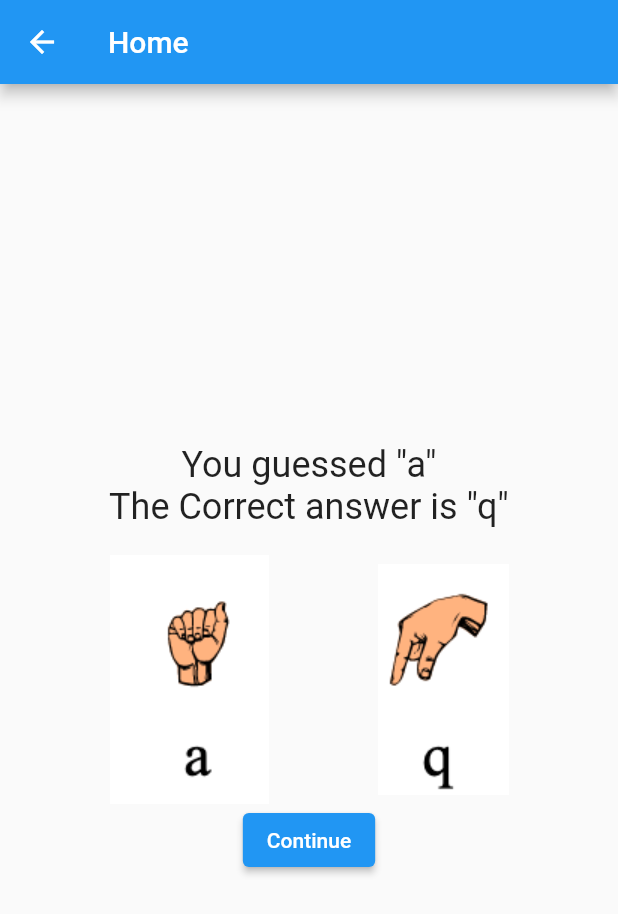
After one commit to GitHubStuff/asl, a Flutter app: the ASLQuizPage screen opened by its route, after a tap on an icon or button, on a phone screen of 412 x 824 dp. The commit adds this screen. Shown: the top 914 px of the screen. Run offline on Flutter 3.47's test engine with Material 2 defaults, Android fonts, the phone set to English and light mode, and no system bars; our stand-ins replace flutter_bloc, flutter_modular, hive_flutter, hooks_riverpod; accounts and stored records are empty.

Commit message:
Baseline App

```diff
--- /dev/null
+++ b/lib/asl_resources/asl_resources.dart
@@ -0,0 +1,83 @@
+import 'package:flutter/material.dart';
+
+import '../classes/my_sequence.dart';
+
+const List<String> aslLetters = [
+  'a',
+  'b',
+  'c',
+  'd',
+  'e',
+  'f',
+  'g',
+  'h',
+  'i',
+  'j',
+  'k',
+  'l',
+  'm',
+  'n',
+  'o',
+  'p',
+  'q',
+  'r',
+  's',
+  't',
+  'u',
+  'v',
+  'w',
+  'x',
+  'y',
+  'z',
+  '0',
+  '1',
+  '2',
+  '3',
+  '4',
+  '5',
+  '6',
+  '7',
+  '8',
+  '9'
+];
+
+class ASLImage {
+  final String name;
+  ASLImage({required this.name});
+  Image get gesture => Image(image: AssetImage('assets/images/asl_$name.png'));
+  Image get answer => Image(image: AssetImage('assets/images/study_$name.png'));
+  bool matched(String string) => name.toLowerCase() == string.toLowerCase();
+}
+
+class Score {
+  final int totalImages;
+  late int correctImages;
+  String get score => (correctImages.toDouble() / totalImages.toDouble()).toStringAsFixed(2);
+
+  Score({required this.totalImages}) {
+    correctImages = totalImages;
+  }
+
+  void wrongAnswer() => --correctImages;
+}
+
+class ASLModel {
+  MySequence<ASLImage>? _sequence;
+  Score? score;
+  int tally = 0;
+
+  void startQuiz() {
+    List<ASLImage> aslImages = [];
+    aslLetters.asMap().forEach((_, letter) {
+      aslImages.add(ASLImage(name: letter));
+    });
+    _sequence = MySequence(aslImages);
+    tally = aslImages.length;
+    score = Score(totalImages: tally);
+  }
+
+  ASLImage? randomGesture() {
+    tally--;
+    return _sequence?.randomItem();
+  }
+}
--- /dev/null
+++ b/lib/classes/keyboard_key.dart
@@ -0,0 +1,20 @@
+import 'package:flutter/material.dart';
+
+class KeyboardKey<T> {
+  final Size size;
+  final T content;
+
+  const KeyboardKey({
+    required this.content,
+    this.size = const Size(46, 46),
+  });
+
+  Widget widget({VoidCallback? callback}) => InkWell(
+        onTap: callback,
+        child: SizedBox(
+          width: size.width,
+          height: size.height,
+          child: Center(child: (content is String) ? Text(content as String) : content as Widget),
+        ),
+      );
+}
--- /dev/null
+++ b/lib/classes/my_sequence.dart
@@ -0,0 +1,40 @@
+import 'dart:math';
+
+class MySequence<T> {
+  final List<T> _activeList = [];
+  final List<T> _sourceList = [];
+  final Random _random = Random();
+
+  MySequence(List<T> items) {
+    _activeList.addAll(items);
+    _sourceList.addAll(items);
+  }
+
+  T? randomItem({bool repeating = false}) {
+    final int count = _activeList.length;
+    if (count == 0) {
+      if (!repeating) return null;
+      _activeList.addAll(_sourceList);
+      return randomItem(repeating: true);
+    }
+    final int index = _random.nextInt(count);
+    final T result = _activeList[index];
+    _activeList.removeAt(index);
+    return result;
+  }
+
+  T? nextItem({bool repeating = false}) {
+    if (_activeList.isEmpty) {
+      if (!repeating) return null;
+      _activeList.addAll(_sourceList);
+    }
+    final result = _activeList.first;
+    _activeList.removeAt(0);
+    return result;
+  }
+
+  void reset() {
+    _activeList.clear();
+    _activeList.addAll(_sourceList);
+  }
+}
--- /dev/null
+++ b/lib/cubit/asl_cubit.dart
@@ -0,0 +1,41 @@
+import 'package:flutter/material.dart';
+import 'package:flutter_bloc/flutter_bloc.dart';
+
+import '../asl_resources/asl_resources.dart';
+
+part 'asl_state.dart';
+
+class AslCubit extends Cubit<AslState> {
+  AslCubit() : super(AslInitial());
+
+  ASLModel aslModel = ASLModel();
+  ASLImage? currentImage;
+
+  void startQuiz() {
+    Future.delayed(const Duration(milliseconds: 250), () {
+      aslModel.startQuiz();
+      emit(AslQuizReady());
+    });
+  }
+
+  void finishQuiz() => Future.delayed(const Duration(milliseconds: 500), () {
+        emit(AslInitial());
+      });
+
+  void getRandomGesture() {
+    currentImage = aslModel.randomGesture();
+    final int count = aslModel.tally;
+    emit(currentImage == null ? AslQuizOver(aslModel.score!) : AslShowGesture(count, currentImage!));
+  }
+
+  void response(String letter) {
+    if (currentImage!.matched(letter)) {
+      getRandomGesture();
+    } else {
+      aslModel.score?.wrongAnswer();
+      emit(
+        WrongAnswer(guess: ASLImage(name: letter), answer: currentImage!),
+      );
+    }
+  }
+}
--- /dev/null
+++ b/lib/cubit/asl_state.dart
@@ -0,0 +1,25 @@
+part of 'asl_cubit.dart';
+
+@immutable
+abstract class AslState {}
+
+class AslInitial extends AslState {}
+
+class AslQuizOver extends AslState {
+  final Score score;
+  AslQuizOver(this.score);
+}
+
+class AslQuizReady extends AslState {}
+
+class AslShowGesture extends AslState {
+  final int tally;
+  final ASLImage aslImage;
+  AslShowGesture(this.tally, this.aslImage);
+}
+
+class WrongAnswer extends AslState {
+  final ASLImage guess;
+  final ASLImage answer;
+  WrongAnswer({required this.guess, required this.answer});
+}
--- a/lib/screens/app_module.dart
+++ b/lib/screens/app_module.dart
@@ -1,12 +1,14 @@
 import 'package:flutter_modular/flutter_modular.dart';
 
+import '../cubit/asl_cubit.dart';
 import 'home_scaffold.dart';
+import 'asl_quiz_page.dart';
 
 class AppModule extends Module {
   // Provide a list of dependencies to inject into your project
   @override
   final List<Bind> binds = [
-    //
+    Bind.lazySingleton((i) => AslCubit()),
   ];
 
   // Provide all the routes for your module
@@ -14,5 +16,6 @@ class AppModule extends Module {
   final List<ModularRoute> routes = [
     //ChildRoute('/', child: (_, __) => ScaffoldWidget(title: 'empty_package')),
     ChildRoute('/', child: (_, __) => const HomeScaffold()),
+    ChildRoute('/ASLQuizPage', child: (context, args) => const ASLQuizPage()),
   ];
 }
--- /dev/null
+++ b/lib/screens/asl_quiz_page.dart
@@ -0,0 +1,77 @@
+import 'package:flutter/material.dart';
+import 'package:flutter_bloc/flutter_bloc.dart';
+import 'package:flutter_modular/flutter_modular.dart';
+
+import '../asl_resources/asl_resources.dart';
+import '../classes/keyboard_key.dart';
+import '../cubit/asl_cubit.dart';
+import '../widgets/incorrect_answer.dart';
+import '../widgets/keyboard_widget.dart';
+import '../widgets/score_widget.dart';
+import 'home_scaffold.dart';
+
+final AslCubit cubit = Modular.get<AslCubit>();
+
+class ASLQuizPage extends StatelessWidget {
+  static const route = '/ASLQuizPage';
+
+  const ASLQuizPage({super.key});
+
+  @override
+  Widget build(BuildContext context) {
+    return Scaffold(
+      appBar: AppBar(title: const Text('Home')),
+      body: Center(
+        child: Column(
+          mainAxisAlignment: MainAxisAlignment.center,
+          children: [
+            bloc(),
+          ],
+        ),
+      ),
+    );
+  }
+
+  Widget bloc() {
+    return BlocBuilder<AslCubit, AslState>(
+        bloc: cubit,
+        builder: (context, state) {
+          debugPrint(state.toString());
+          if (state is AslInitial) cubit.startQuiz();
+          if (state is AslQuizReady) cubit.getRandomGesture();
+          if (state is AslQuizOver) {
+            return Column(
+              children: [
+                ScoreWidget(score: state.score),
+                ElevatedButton(
+                  onPressed: () {
+                    Modular.to.navigate(HomeScaffold.route);
+                    cubit.finishQuiz();
+                  },
+                  child: const Text('Done'),
+                ),
+              ],
+            );
+          }
+          if (state is AslShowGesture) {
+            final column = Column(
+              children: [
+                state.aslImage.gesture,
+                KeyboardWidget(keys: [
+                  for (String item in aslLetters)
+                    KeyboardKey(content: Text(item)).widget(callback: () {
+                      cubit.response(item);
+                    }),
+                ]),
+                Text('Remaining: ${state.tally}'),
+              ],
+            );
+            return column;
+          }
+          if (state is WrongAnswer) {
+            return IncorrectAnswer(guess: state.guess, answer: state.answer);
+          }
+          return Text('Hello ${state.toString()}');
+        });
+  }
+}
--- a/lib/screens/home_scaffold.dart
+++ b/lib/screens/home_scaffold.dart
@@ -1,15 +1,16 @@
 // ignore_for_file: sort_child_properties_last
 
-import 'package:asl_quiz/widgets/expandable_fab.dart';
 import 'package:flutter/material.dart';
+import 'package:flutter_modular/flutter_modular.dart';
 import 'package:hooks_riverpod/hooks_riverpod.dart';
 
-import '../gen/assets.gen.dart';
-import '../providers/riverpod.dart';
-import '../theme/app_theme.dart';
+import '../widgets/expandable_fab.dart';
 import '../widgets/set_brightness_fab_widget/brightness_theme_action_buttons.dart';
+import 'asl_quiz_page.dart';
 
 class HomeScaffold extends ConsumerWidget {
+  static const route = '/';
+
   const HomeScaffold({Key? key}) : super(key: key);
 
   @override
@@ -24,22 +25,14 @@ class HomeScaffold extends ConsumerWidget {
   }
 
   Widget homeWidget(BuildContext context, WidgetRef ref) {
-    final currentThemeMode = ref.watch(themeModeProvider);
     return Center(
       child: Column(
         mainAxisAlignment: MainAxisAlignment.center,
         children: [
-          Padding(
-            padding: const EdgeInsets.all(8.0),
-            child: SizedBox(
-              width: double.infinity,
-              child: AspectRatio(
-                aspectRatio: 1 / 1,
-                child: Assets.asl1024.image(), // flutter_gen_runner
-              ),
-            ),
+          ElevatedButton(
+            onPressed: () => Modular.to.navigate(ASLQuizPage.route),
+            child: const Text('ASL Quiz'),
           ),
-          Text('${currentThemeMode.mode.name}: ${AppTheme.brightnessSetting(context).name}'),
         ],
       ),
     );
--- /dev/null
+++ b/lib/widgets/incorrect_answer.dart
@@ -0,0 +1,42 @@
+import 'package:flutter/material.dart';
+
+import '../asl_resources/asl_resources.dart';
+import '../screens/asl_quiz_page.dart';
+
+const _textStyle = TextStyle(fontSize: 24.0);
+
+class IncorrectAnswer extends StatelessWidget {
+  const IncorrectAnswer({
+    super.key,
+    required this.guess,
+    required this.answer,
+  });
+
+  final ASLImage guess;
+  final ASLImage answer;
+
+  @override
+  Widget build(BuildContext context) {
+    return Column(
+      children: [
+        Text(
+          'You guessed "${guess.name}"',
+          style: _textStyle,
+        ),
+        Text(
+          'The Correct answer is "${answer.name}"',
+          style: _textStyle,
+        ),
+        const SizedBox(height: 18.0),
+        Row(
+          mainAxisAlignment: MainAxisAlignment.spaceEvenly,
+          children: [guess.answer, answer.answer],
+        ),
+        ElevatedButton(
+          onPressed: () => cubit.getRandomGesture(),
+          child: const Text('Continue'),
+        ),
+      ],
+    );
+  }
+}
--- /dev/null
+++ b/lib/widgets/keyboard_widget.dart
@@ -0,0 +1,19 @@
+import 'package:flutter/material.dart';
+
+class KeyboardWidget extends StatelessWidget {
+  KeyboardWidget({Key? key, required List<Widget> keys}) : super(key: key) {
+    _keyboard.addAll(keys);
+  }
+
+  final double width = 300.0;
+  final List<Widget> _keyboard = [];
+
+  @override
+  Widget build(BuildContext context) {
+    return SizedBox(
+        width: width,
+        child: Wrap(
+          children: [for (Widget key in _keyboard) key],
+        ));
+  }
+}
--- /dev/null
+++ b/lib/widgets/score_widget.dart
@@ -0,0 +1,19 @@
+import 'package:flutter/material.dart';
+
+import '../asl_resources/asl_resources.dart';
+
+class ScoreWidget extends StatelessWidget {
+  final Score score;
+
+  const ScoreWidget({super.key, required this.score});
+
+  @override
+  Widget build(BuildContext context) {
+    return Column(
+      children: [
+        Text('Score: ${score.correctImages} of ${score.totalImages}'),
+        Text(score.score),
+      ],
+    );
+  }
+}
```
Also changed, not shown: 1 other file.
